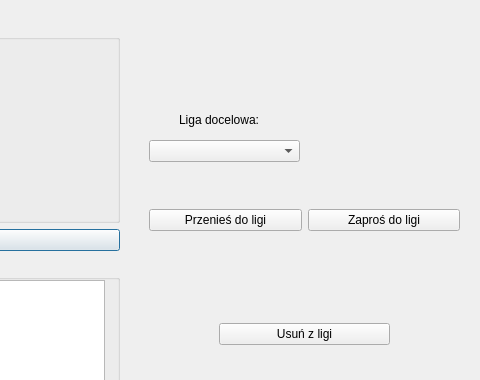
Before: the Qt Designer form IPR-master/profil_druzyny.ui in MrocznyZdzichu/Multiliga, drawn with Qt 5; both pictures show x 331 to 811 and y 0 to 380 of the 811 by 561 pixel window.
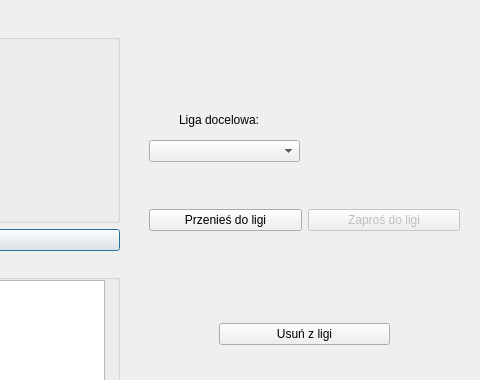
After: the same form once the commit is applied.

Patch:
```diff
--- a/IPR-master/profil_druzyny.ui
+++ b/IPR-master/profil_druzyny.ui
@@ -154,6 +154,9 @@
     </item>
     <item>
      <widget class="QPushButton" name="pushButton_4">
+      <property name="enabled">
+       <bool>false</bool>
+      </property>
       <property name="text">
        <string>Zaproś do ligi</string>
       </property>
```
